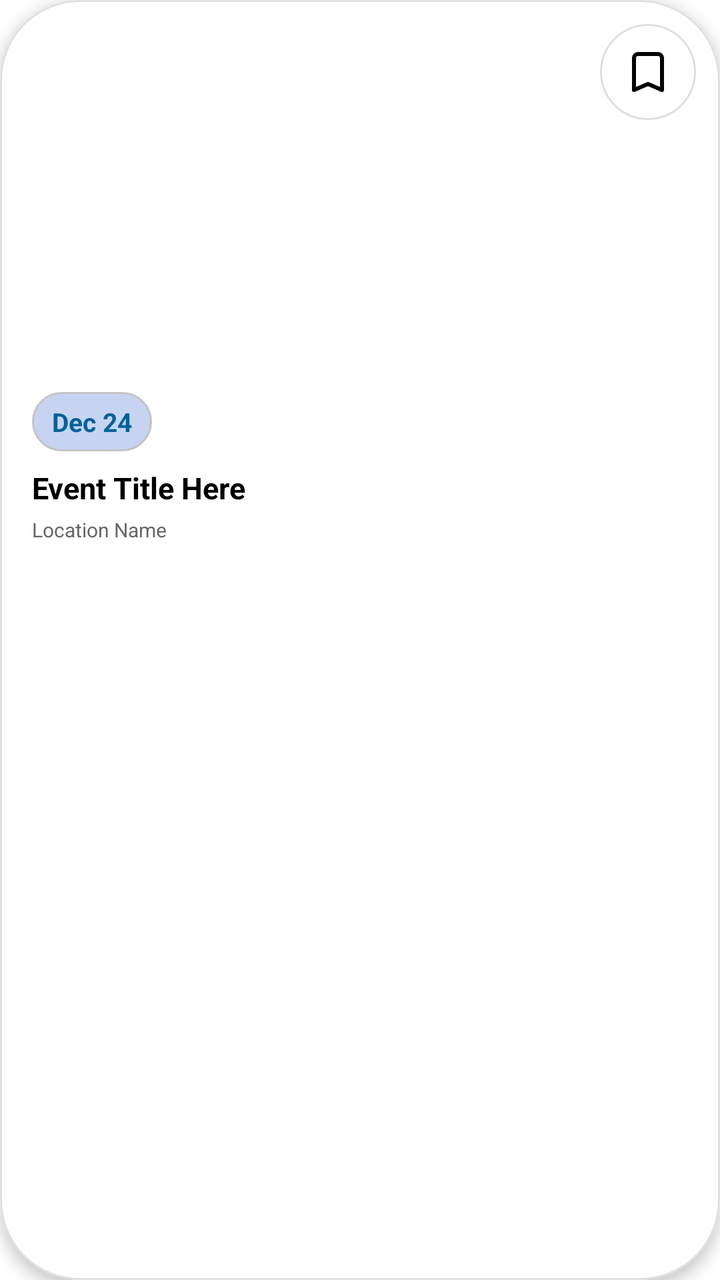
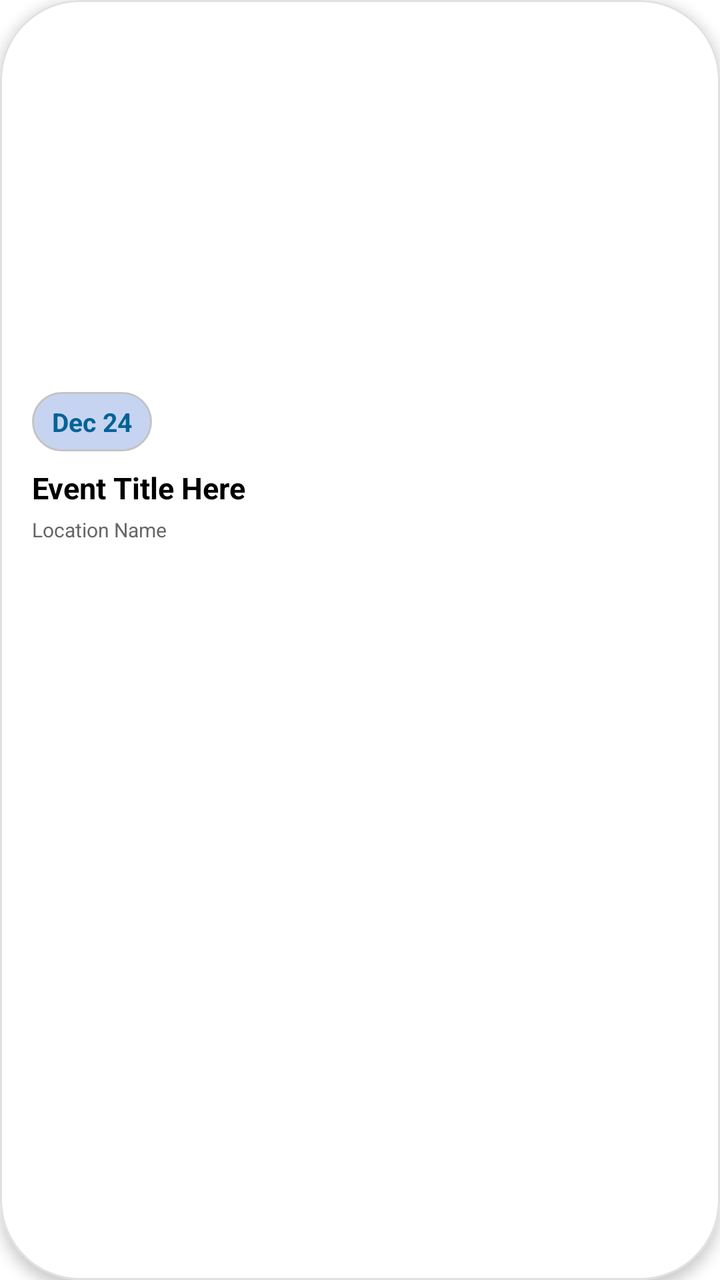

Compare the two renders of this Android layout. The source of the first and the diff that turns it into the second are given below.
<!-- AndroidManifest.xml: application theme Theme.UniVent -->
<!-- res/layout/item_student_event.xml -->
<?xml version="1.0" encoding="utf-8"?>
<com.google.android.material.card.MaterialCardView
    xmlns:android="http://schemas.android.com/apk/res/android"
    xmlns:app="http://schemas.android.com/apk/res-auto"
    android:layout_width="match_parent"
    android:layout_height="wrap_content"
    android:layout_marginBottom="24dp"
    android:layout_marginHorizontal="24dp"
    app:cardBackgroundColor="#FFFFFF"
    app:cardCornerRadius="40dp"
    app:cardElevation="4dp"
    app:strokeColor="#E0E0E0"
    app:strokeWidth="1dp">

    <LinearLayout
        android:layout_width="match_parent"
        android:layout_height="wrap_content"
        android:orientation="vertical">

        <FrameLayout
            android:layout_width="match_parent"
            android:layout_height="180dp">

            <ImageView
                android:id="@+id/ivEventImage"
                android:layout_width="match_parent"
                android:layout_height="match_parent"
                android:scaleType="centerCrop"
                android:contentDescription="Event banner" />

            <ImageButton
                android:id="@+id/ivBookmark"
                android:layout_width="48dp"
                android:layout_height="48dp"
                android:layout_gravity="top|end"
                android:layout_margin="12dp"
                android:background="@drawable/bg_circle_white_semi_transparent"
                android:src="@drawable/ic_bookmark_outline"
                android:padding="8dp"
                android:scaleType="centerInside"
                android:contentDescription="Bookmark this event" />
        </FrameLayout>

        <LinearLayout
            android:layout_width="match_parent"
            android:layout_height="wrap_content"
            android:orientation="vertical"
            android:padding="16dp">

            <LinearLayout
                android:layout_width="match_parent"
                android:layout_height="wrap_content"
                android:orientation="horizontal"
                android:gravity="center_vertical">

                <TextView
                    android:id="@+id/tvDate"
                    android:layout_width="wrap_content"
                    android:layout_height="wrap_content"
                    android:background="@drawable/bg_spinner_border_blue"
                    android:paddingHorizontal="10dp"
                    android:paddingVertical="6dp"
                    android:text="Dec 24"
                    android:textColor="#006398"
                    android:textSize="13sp"
                    android:textStyle="bold"
                    android:layout_marginEnd="12dp"/>
            </LinearLayout>

            <TextView
                android:id="@+id/tvTitle"
                android:layout_width="match_parent"
                android:layout_height="wrap_content"
                android:layout_marginTop="8dp"
                android:text="Event Title Here"
                android:textColor="#000000"
                android:textSize="15sp"
                android:textStyle="bold" />

            <TextView
                android:id="@+id/tvLocation"
                android:layout_width="match_parent"
                android:layout_height="wrap_content"
                android:layout_marginTop="4dp"
                android:text="Location Name"
                android:textColor="#666666"
                android:textSize="10sp" />

        </LinearLayout>
    </LinearLayout>
</com.google.android.material.card.MaterialCardView>
<!-- resources referenced by this layout -->
<resources>
  <!-- drawable bg_circle_white_semi_transparent (drawable) -->
  <?xml version="1.0" encoding="utf-8"?>
  <shape xmlns:android="http://schemas.android.com/apk/res/android"
      android:shape="oval">
      <solid android:color="#80FFFFFF" />
  
      <stroke
          android:width="1dp"
          android:color="#20000000" />
  </shape>
  <!-- drawable bg_spinner_border_blue (drawable) -->
  <?xml version="1.0" encoding="utf-8"?>
  <shape xmlns:android="http://schemas.android.com/apk/res/android">
      <solid android:color="#C7D4F1"/>
      <stroke android:width="1dp" android:color="#C4C4C4"/>
      <corners android:radius="20dp"/>
  </shape>
  <!-- drawable ic_bookmark_outline (drawable) -->
  <vector xmlns:android="http://schemas.android.com/apk/res/android"
      android:width="24dp"
      android:height="24dp"
      android:viewportWidth="24"
      android:viewportHeight="24">
      <path
          android:fillColor="@android:color/white"
          android:pathData="M17,3H7C5.9,3 5,3.9 5,5V21L12,18L19,21V5C19,3.9 18.1,3 17,3Z"
          android:strokeColor="#000000"
          android:strokeWidth="2"
          android:strokeLineCap="round"
          android:strokeLineJoin="round"/>
  </vector>
  <style name="Theme.UniVent" parent="Theme.Material3.DayNight.NoActionBar">
          
          <item name="colorPrimary">@color/navy_blue</item>
          <item name="colorOnPrimary">@color/white</item>
          <item name="colorSecondary">@color/red_primary</item>
          <item name="colorOnSecondary">@color/white</item>
          <item name="colorTertiary">@color/yellow_accent</item>
          
          
          <item name="android:windowBackground">@color/white</item>
          <item name="colorSurface">@color/light_gray</item>
          
          
          <item name="android:textColorPrimary">@color/black</item>
      </style>
  <color name="navy_blue">#001F3F</color>
  <color name="white">#FFFFFFFF</color>
  <color name="red_primary">#E53935</color>
  <color name="yellow_accent">#FFC107</color>
  <color name="light_gray">#F5F5F5</color>
  <color name="black">#212121</color>
</resources>

<!-- the commit's change to res/layout/item_student_event.xml (unified diff, before → after) -->
@@ -28,17 +28,6 @@
                 android:scaleType="centerCrop"
                 android:contentDescription="Event banner" />
 
-            <ImageButton
-                android:id="@+id/ivBookmark"
-                android:layout_width="48dp"
-                android:layout_height="48dp"
-                android:layout_gravity="top|end"
-                android:layout_margin="12dp"
-                android:background="@drawable/bg_circle_white_semi_transparent"
-                android:src="@drawable/ic_bookmark_outline"
-                android:padding="8dp"
-                android:scaleType="centerInside"
-                android:contentDescription="Bookmark this event" />
         </FrameLayout>
 
         <LinearLayout
<!-- resource entries referenced after the edit -->
@@ -1,15 +1,5 @@
 <!-- resources referenced by this layout -->
 <resources>
-  <!-- drawable bg_circle_white_semi_transparent (drawable) -->
-  <?xml version="1.0" encoding="utf-8"?>
-  <shape xmlns:android="http://schemas.android.com/apk/res/android"
-      android:shape="oval">
-      <solid android:color="#80FFFFFF" />
-  
-      <stroke
-          android:width="1dp"
-          android:color="#20000000" />
-  </shape>
   <!-- drawable bg_spinner_border_blue (drawable) -->
   <?xml version="1.0" encoding="utf-8"?>
   <shape xmlns:android="http://schemas.android.com/apk/res/android">
@@ -17,20 +7,6 @@
       <stroke android:width="1dp" android:color="#C4C4C4"/>
       <corners android:radius="20dp"/>
   </shape>
-  <!-- drawable ic_bookmark_outline (drawable) -->
-  <vector xmlns:android="http://schemas.android.com/apk/res/android"
-      android:width="24dp"
-      android:height="24dp"
-      android:viewportWidth="24"
-      android:viewportHeight="24">
-      <path
-          android:fillColor="@android:color/white"
-          android:pathData="M17,3H7C5.9,3 5,3.9 5,5V21L12,18L19,21V5C19,3.9 18.1,3 17,3Z"
-          android:strokeColor="#000000"
-          android:strokeWidth="2"
-          android:strokeLineCap="round"
-          android:strokeLineJoin="round"/>
-  </vector>
   <style name="Theme.UniVent" parent="Theme.Material3.DayNight.NoActionBar">
           
           <item name="colorPrimary">@color/navy_blue</item>
